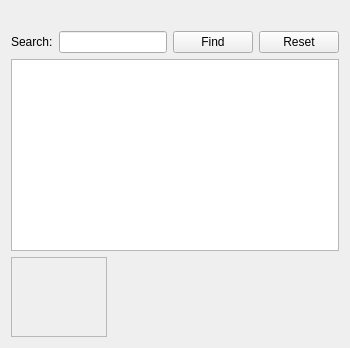
Before: the Qt Designer form GeneralsMD/Code/Tools/WorldBuilder/qt/panels/WBQtPickUnitDialog.ui in triatomic/worldbuilderQT, drawn with Qt 5.
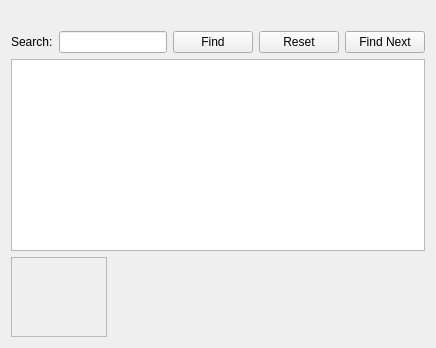
After: the same form once the commit is applied.

Commit message: WorldBuilder: "Find Next" to cycle close name matches in the Replace Missing dialogs

Diff of the .ui file:
```diff
--- a/GeneralsMD/Code/Tools/WorldBuilder/qt/panels/WBQtPickUnitDialog.ui
+++ b/GeneralsMD/Code/Tools/WorldBuilder/qt/panels/WBQtPickUnitDialog.ui
@@ -8,7 +8,7 @@
    </item>
    <item>
     <widget class="QWidget" name="searchRow" native="true">
-     <layout class="QHBoxLayout" name="searchLay" stretch="0,1,0,0">
+     <layout class="QHBoxLayout" name="searchLay" stretch="0,1,0,0,0">
       <property name="leftMargin">
        <number>0</number>
       </property>
@@ -51,6 +51,16 @@
         </property>
        </widget>
       </item>
+      <item>
+       <widget class="QPushButton" name="findNextButton">
+        <property name="text">
+         <string>Find Next</string>
+        </property>
+        <property name="autoDefault">
+         <bool>false</bool>
+        </property>
+       </widget>
+      </item>
      </layout>
     </widget>
    </item>
```
The commit also changes 6 other files.
